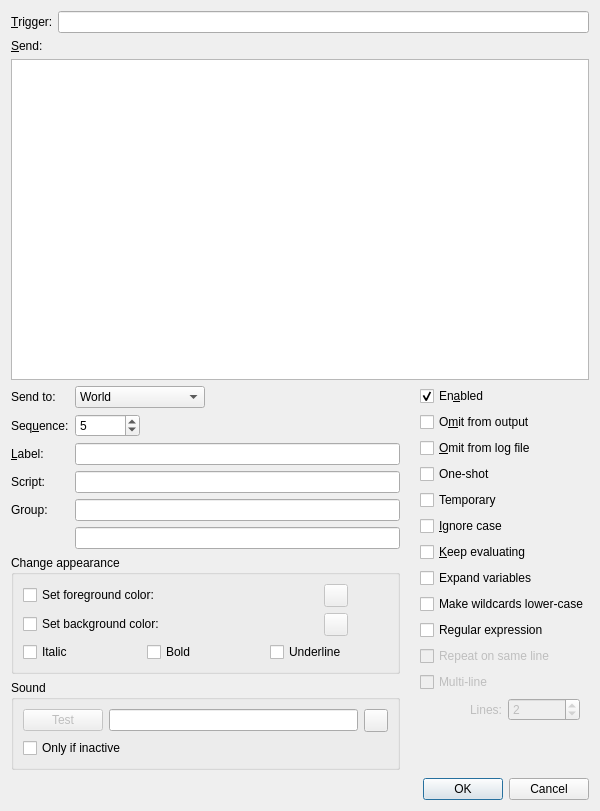
Qt form smushclient-qt/cpp/ui/worlddetails/triggeredit.ui (jnbooth/smushclient) before a commit.
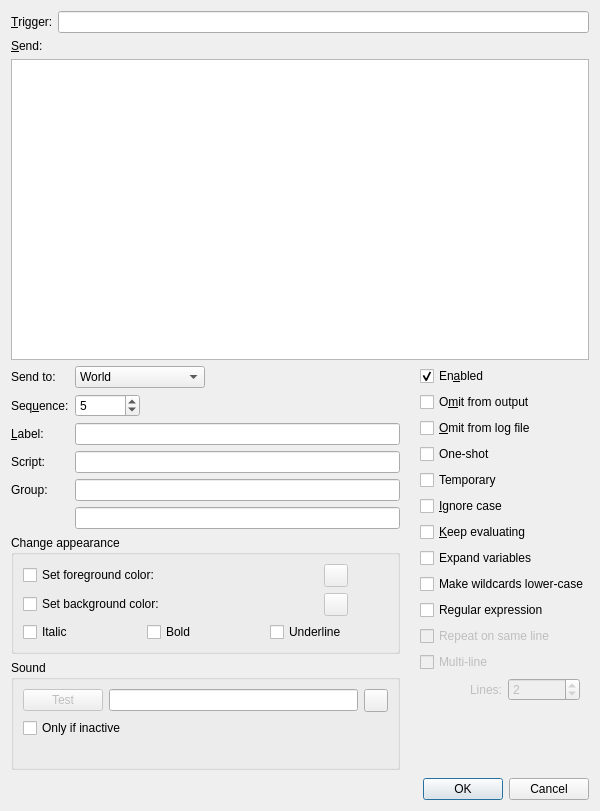
The same form after that commit. Icons and pictures are not drawn. Custom widgets are drawn as their Qt base class.

Diff of the .ui file:
```diff
--- a/smushclient-qt/cpp/ui/worlddetails/triggeredit.ui
+++ b/smushclient-qt/cpp/ui/worlddetails/triggeredit.ui
@@ -390,6 +390,13 @@
             </property>
            </widget>
           </item>
+          <item>
+           <widget class="QLabel" name="SoundError">
+            <property name="text">
+             <string/>
+            </property>
+           </widget>
+          </item>
          </layout>
         </widget>
        </item>
```
